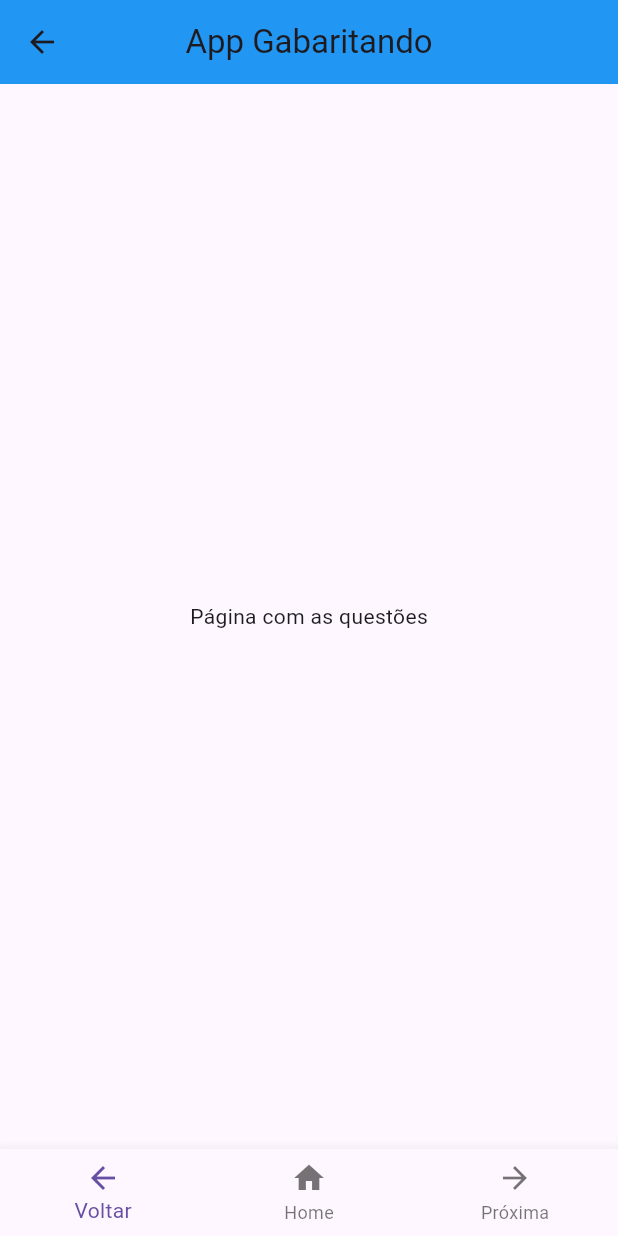
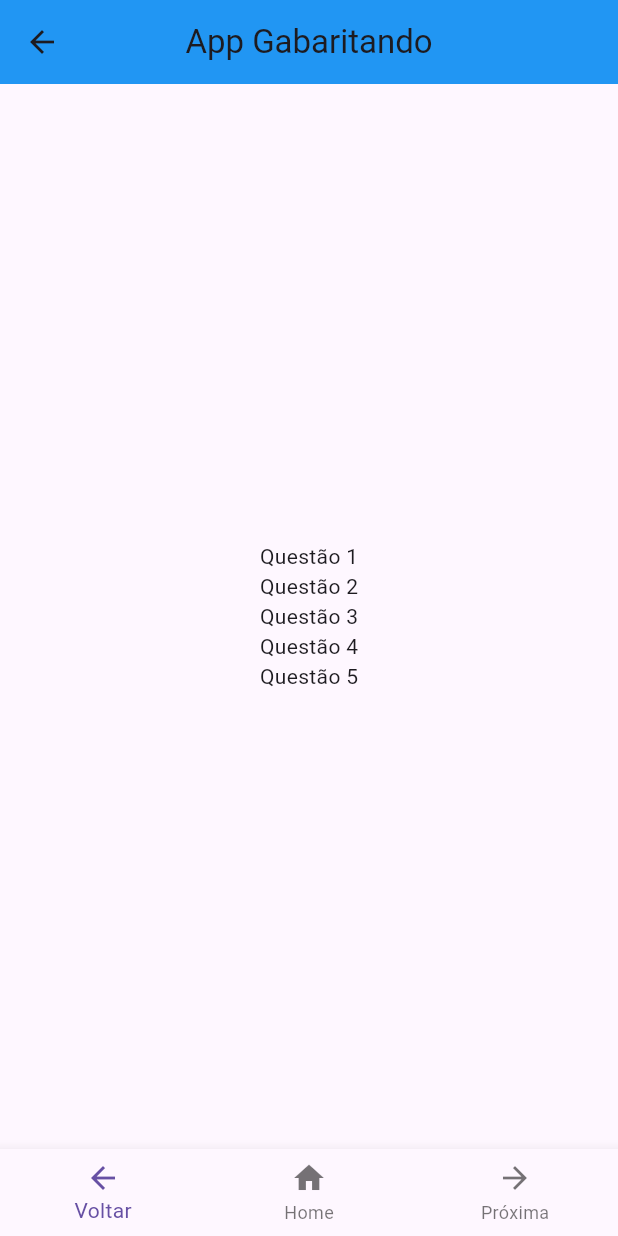
Before and after one commit to luisestevampo/flutterufba, a Flutter app: the screen it shows after launch, after a tap on "Iniciar teste", on a phone screen of 412 x 824 dp. Run offline on Flutter 3.47's test engine with Material 3 defaults, Android fonts, the phone set to English and light mode, and no system bars.

Commit message:
Adicionando as questões

```diff
--- a/lib/main.dart
+++ b/lib/main.dart
@@ -39,7 +39,7 @@ class inicio extends StatelessWidget {
                 Navigator.push(context, MaterialPageRoute(builder: (context) => const FirstPage()));
               },
 
-            child: Text("Iniciar teste"))
+            child: const Text("Iniciar teste"))
           ],
         ),
     ),
@@ -84,7 +84,18 @@ class FirstPage extends StatelessWidget{
 
 
       body: const Center(
-        child: Text("Página com as questões")
+        child: Column(
+          mainAxisAlignment: MainAxisAlignment.center,
+          children: [
+            Text("Questão 1"),
+            Text("Questão 2"),
+            Text("Questão 3"),
+            Text("Questão 4"),
+            Text("Questão 5"),
+          ],
+
+        )
+
       ),
 
       bottomNavigationBar: BottomNavigationBar(
```
